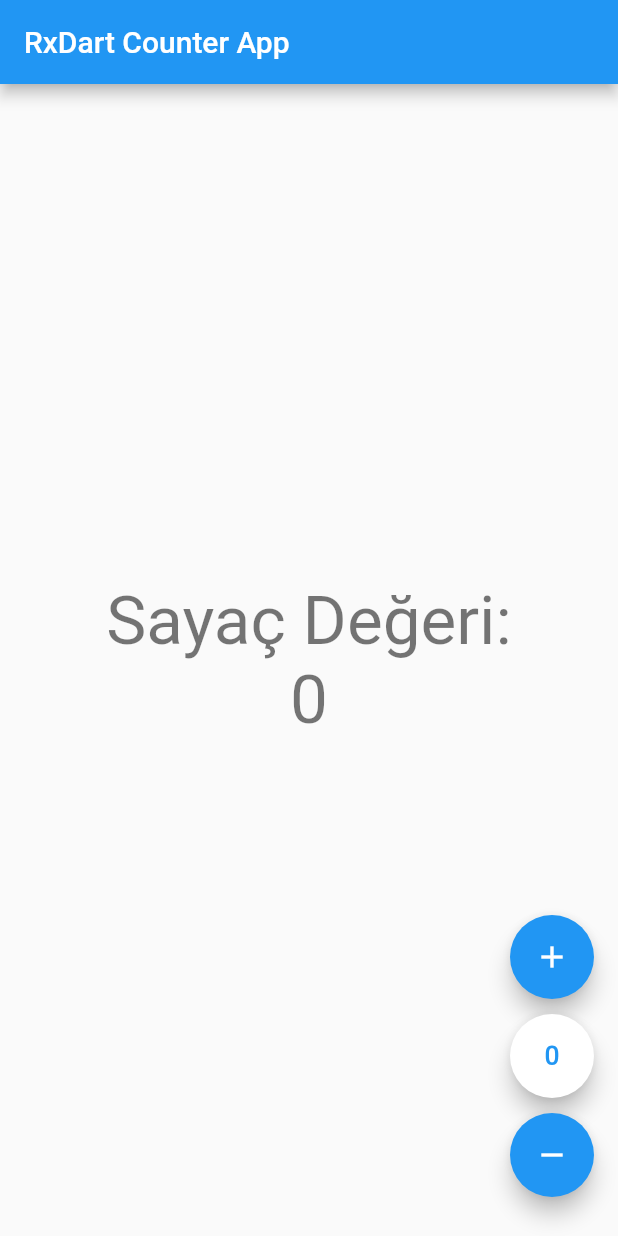
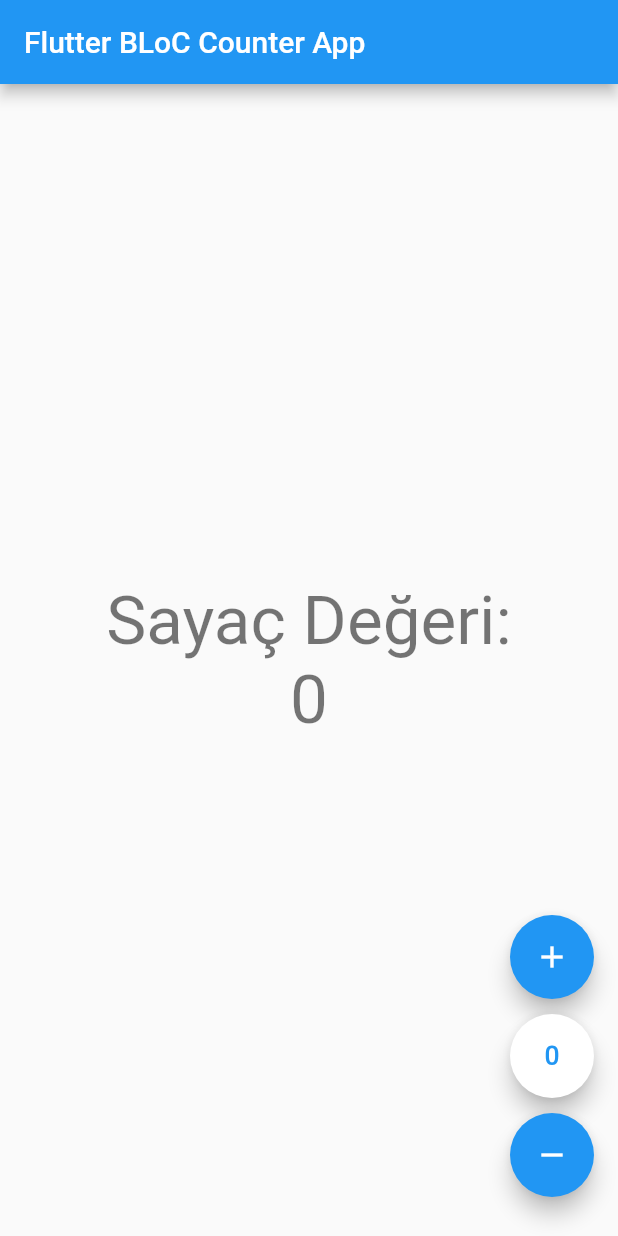
Before and after one commit to ahmetkah/flutter_counter_app_tutorials, a Flutter app: the screen it shows after launch, after a tap on the "add" icon, after a tap on the "exposure zero" icon, on a phone screen of 412 x 824 dp. Run offline on Flutter 3.47's test engine with Material 2 defaults, Android fonts, the phone set to English and light mode, and no system bars; our stand-ins replace bloc, equatable, flutter_bloc.

Commit message:
first commit

```diff
--- a/lib/app.dart
+++ b/lib/app.dart
@@ -1,6 +1,6 @@
 import 'package:flutter/material.dart';
 
-import 'counter_view.dart';
+import 'view/counter_page.dart';
 
 class App extends StatelessWidget {
   const App({Key? key}) : super(key: key);
@@ -11,7 +11,7 @@ class App extends StatelessWidget {
       title: 'Flutter Counter App Tutorials',
       debugShowCheckedModeBanner: false,
       theme: ThemeData.light(),
-      home: const CounterView(),
+      home: const CounterPage(),
     );
   }
 }
--- /dev/null
+++ b/lib/bloc/counter_bloc.dart
@@ -0,0 +1,27 @@
+/// [3. Adım]
+import 'package:bloc/bloc.dart';
+import 'package:equatable/equatable.dart';
+import 'package:meta/meta.dart';
+
+part 'counter_event.dart';
+part 'counter_state.dart';
+
+class CounterBloc extends Bloc<CounterEvent, CounterState> {
+  /// State için başlangıç değeri
+  /// super(state) => state(0)
+  CounterBloc() : super(CounterState(counter: 0));
+
+  @override
+  Stream<CounterState> mapEventToState(CounterEvent event) async* {
+    if (event is IncrementEvent) {
+      /// state değerini 1 arttır
+      yield CounterState(counter: state.counter + 1);
+    } else if (event is ResetEvent) {
+      // state değerini sıfırla
+      yield CounterState(counter: 0);
+    } else if (event is DecrementEvent) {
+      // state değerini 1 azalt
+      yield CounterState(counter: state.counter - 1);
+    }
+  }
+}
--- /dev/null
+++ b/lib/bloc/counter_event.dart
@@ -0,0 +1,16 @@
+/// [1. Adım]
+
+part of 'counter_bloc.dart';
+
+@immutable
+abstract class CounterEvent extends Equatable {
+  const CounterEvent();
+  @override
+  List<Object?> get props => [];
+}
+
+class IncrementEvent extends CounterEvent {}
+
+class ResetEvent extends CounterEvent {}
+
+class DecrementEvent extends CounterEvent {}
--- /dev/null
+++ b/lib/bloc/counter_state.dart
@@ -0,0 +1,13 @@
+/// [2]
+
+part of 'counter_bloc.dart';
+
+@immutable
+class CounterState extends Equatable {
+  const CounterState({required this.counter});
+
+  final int counter;
+
+  @override
+  List<Object?> get props => [counter];
+}
--- /dev/null
+++ b/lib/counter_observer.dart
@@ -0,0 +1,13 @@
+/// [7. Adım]
+import 'package:bloc/bloc.dart';
+import 'package:flutter/material.dart';
+
+class CounterObserver extends BlocObserver {
+  /// Gerçekleşen tüm durum değişikliklerini görmek için
+  /// yalnızca onTransition'u override ediyoruz
+  @override
+  void onTransition(Bloc bloc, Transition transition) {
+    debugPrint('Counter onTransition $transition');
+    super.onTransition(bloc, transition);
+  }
+}
--- a/lib/counter_stream.dart
+++ /dev/null
@@ -1,55 +0,0 @@
-import 'package:flutter/material.dart';
-import 'package:rxdart/rxdart.dart';
-
-class CounterRxDart {
-  /// [1] Sayaçta değişimini izleyeceğimiz değişkeni tanımla
-  int _value = 0;
-  int get value => _value;
-
-  /// [2] BehaviorSubject tanımla
-  BehaviorSubject<int>? _behaviorSubject;
-
-  /// [3] Kurucu (Constructor) metot
-  CounterRxDart() {
-    /// Oluşturulan BehaviorSubject'ın [stream]'ini (akışını) dinlemeye başla
-    _behaviorSubject = BehaviorSubject<int>.seeded(_value);
-  }
-
-  /// [4] Observable: Verilerin yayınlandığı yer
-  ValueStream<int>? get valueStreamCounter => _behaviorSubject?.stream;
-
-  /// [2] Kullanacağımız Metotları Oluştur
-  /// [2-A]: Arttırma
-  void incrementCounter() {
-    /// Sayacı bir [ARTIR]
-    _value++;
-
-    /// Veri akışına değişen veriyi ekle
-    _behaviorSubject?.sink.add(_value);
-    debugPrint('Arttırma metodu çalıştı');
-  }
-
-  /// [2-B]: Sıfırlama
-  void resetCounter() {
-    /// Sayaç zaten 0 ise [DEĞİŞİKLİK YAPMA]
-    if (_value == 0) return;
-
-    /// Sayaca [0] değerini ata
-    _value = 0;
-    _behaviorSubject?.sink.add(_value);
-    debugPrint('Sıfırla metodu çalıştı');
-  }
-
-  /// [2-C]: Azaltma
-  void decrementCounter() {
-    /// Sayacı bir [AZALT]
-    _value--;
-    _behaviorSubject?.sink.add(_value);
-    debugPrint('Azaltma metodu çalıştı');
-  }
-
-  /// [3] BehaviorSubject ile işimiz bitince kapatılsın
-  void dispose() {
-    _behaviorSubject?.close();
-  }
-}
--- a/lib/main.dart
+++ b/lib/main.dart
@@ -1,8 +1,15 @@
+/// [8. Adım]
+///
+import 'package:bloc/bloc.dart';
 import 'package:flutter/material.dart';
 
 import 'app.dart';
+import 'counter_observer.dart';
 
-void main() {
+Future<void> main() async {
+  /// Initialize CounterBlocObserver
+  /// CounterBlocObserver'ı Başlatma
+  Bloc.observer = CounterObserver();
   runApp(
     const App(),
   );
--- /dev/null
+++ b/lib/view/counter_page.dart
@@ -0,0 +1,20 @@
+/// [5. Adım]
+
+import 'package:flutter/material.dart';
+import 'package:flutter_bloc/flutter_bloc.dart';
+
+import 'counter_view.dart';
+import '../bloc/counter_bloc.dart';
+
+class CounterPage extends StatelessWidget {
+  const CounterPage({Key? key}) : super(key: key);
+
+  @override
+  Widget build(BuildContext context) {
+    /// Enjekte
+    return BlocProvider<CounterBloc>(
+      create: (context) => CounterBloc(),
+      child: CounterView(),
+    );
+  }
+}
--- a/lib/counter_view.dart
+++ b/lib/view/counter_view.dart
@@ -1,34 +1,19 @@
 import 'package:flutter/material.dart';
+import 'package:flutter_bloc/flutter_bloc.dart';
 
-import 'counter_stream.dart';
+import '../bloc/counter_bloc.dart';
 
-class CounterView extends StatefulWidget {
-  const CounterView({
-    Key? key,
-  }) : super(key: key);
-
-  @override
-  _CounterViewState createState() => _CounterViewState();
-}
-
-class _CounterViewState extends State<CounterView> {
-  /// [1]
-  late CounterRxDart _counterRxDart;
-
-  @override
-  void initState() {
-    super.initState();
-
-    /// [2]
-    _counterRxDart = CounterRxDart();
-  }
+class CounterView extends StatelessWidget {
+  const CounterView({Key? key}) : super(key: key);
 
   @override
   Widget build(BuildContext context) {
+    // final _read = context.read<CounterBloc>();
+    final _read = BlocProvider.of<CounterBloc>(context);
     return Scaffold(
       appBar: AppBar(
         title: Text(
-          'RxDart Counter App',
+          'Flutter BLoC Counter App',
         ),
       ),
       body: Center(
@@ -39,20 +24,16 @@ class _CounterViewState extends State<CounterView> {
               'Sayaç Değeri:',
               style: Theme.of(context).textTheme.headline3,
             ),
-            StreamBuilder<int>(
 
-                /// [3]
-                stream: _counterRxDart.valueStreamCounter,
-
-                /// [4]
-                initialData: _counterRxDart.value,
-                builder: (BuildContext context, AsyncSnapshot<int> snapshot) {
-                  return Text(
-                    /// [5]: Sayacın değerini ekrana yaz
-                    '${snapshot.data}',
-                    style: Theme.of(context).textTheme.headline3,
-                  );
-                }),
+            /// [BlocBuilder], CounterBloc'un durumu her değiştiğinde
+            /// Text widgetini sararak state'i günceller.
+            BlocBuilder<CounterBloc, CounterState>(builder: (BuildContext context, CounterState state) {
+              return Text(
+                /// [5]: Sayacın değerini ekrana yaz
+                '${state.counter}',
+                style: Theme.of(context).textTheme.headline3,
+              );
+            }),
           ],
         ),
       ),
@@ -70,8 +51,8 @@ class _CounterViewState extends State<CounterView> {
             child: FloatingActionButton(
               heroTag: 'incrementTag',
 
-              /// Arttırma metodunu [2-A] çalıştır
-              onPressed: _counterRxDart.incrementCounter,
+              /// Arttırma Event'ini tetikle
+              onPressed: () => _read.add(IncrementEvent()),
               tooltip: 'Arttır',
               child: Icon(
                 Icons.add,
@@ -89,7 +70,7 @@ class _CounterViewState extends State<CounterView> {
               heroTag: 'resetTag',
 
               /// Sıfırlama metodunu [2-B] çalıştır
-              onPressed: _counterRxDart.resetCounter,
+              onPressed: () => _read.add(ResetEvent()),
               tooltip: 'Sıfırla',
               child: Icon(
                 Icons.exposure_zero_sharp,
@@ -107,7 +88,7 @@ class _CounterViewState extends State<CounterView> {
               heroTag: 'decrementTag',
 
               /// Azaltma metodunu [2-C] çalıştır
-              onPressed: _counterRxDart.decrementCounter,
+              onPressed: () => _read.add(DecrementEvent()),
               tooltip: 'Azalt',
               child: Icon(
                 Icons.remove,
@@ -118,11 +99,4 @@ class _CounterViewState extends State<CounterView> {
       ),
     );
   }
-
-  @override
-  void dispose() {
-    /// [counterRxDart] ile işimiz bitince kapatılsın
-    _counterRxDart.dispose();
-    super.dispose();
-  }
 }
```
Also changed, not shown: pubspec.yaml (+7 -2 lines), pubspec.lock.
